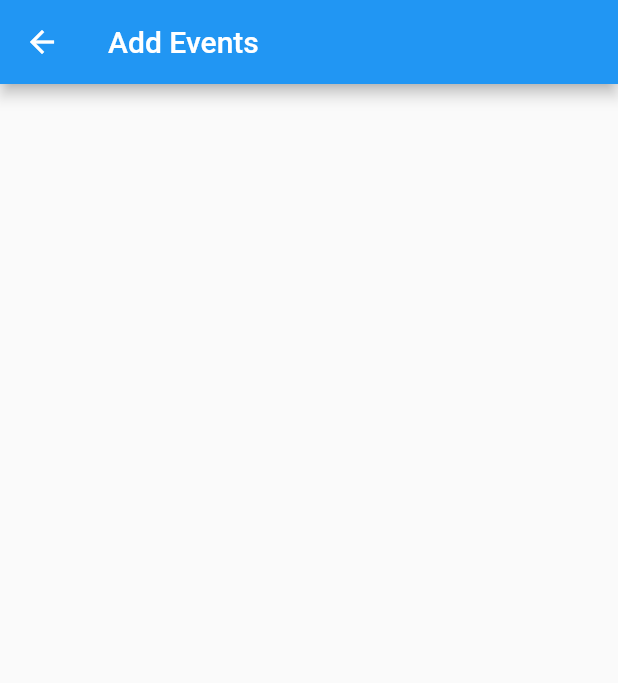
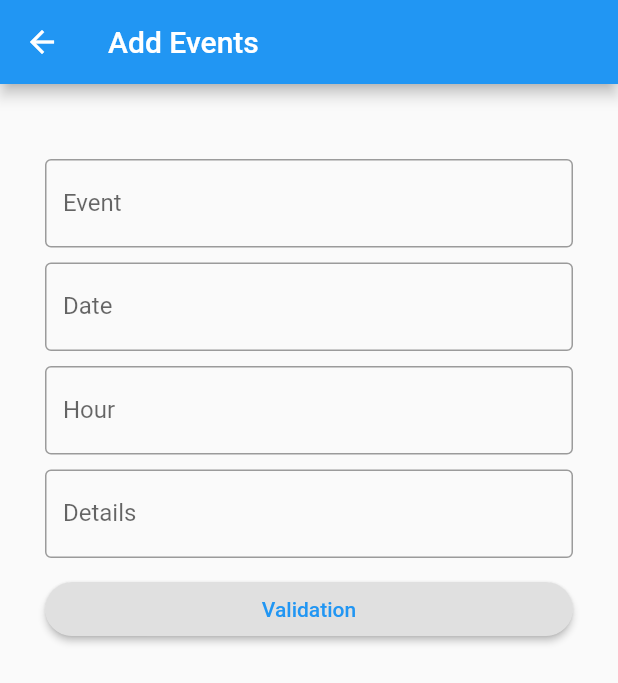
Before and after one commit to Kritor-cyber/MaMuco, a Flutter app: the AddEvents screen opened directly, on a phone screen of 412 x 824 dp. Shown: the top 683 px of the screen. Run offline on Flutter 3.47's test engine with Material 2 defaults, Android fonts, the phone set to English and light mode, and no system bars; our stand-ins replace syncfusion_flutter_calendar; missing offline and left inert: syncfusion_localizations.

Commit message:
Ajout d'un formulaire d'essai pour ajouter des events

```diff
--- a/lib/AddEvents.dart
+++ b/lib/AddEvents.dart
@@ -1,5 +1,4 @@
 import 'utilities.dart';
-
 import 'package:flutter/cupertino.dart';
 import 'package:flutter/material.dart';
 
@@ -10,6 +9,57 @@ class AddEvents extends StatelessWidget {
       appBar: AppBar(
         title: Text(language.getAddEvents()),
       ),
+      body: SingleChildScrollView(
+        child:Container(
+          padding:EdgeInsets.symmetric(vertical:50.0, horizontal: 30.0),
+          child: Form(
+            child:Column(
+              crossAxisAlignment: CrossAxisAlignment.stretch,
+              children: <Widget> [
+                TextFormField(
+                  decoration: InputDecoration(
+                    labelText: language.getNameEvent(),
+                    border: OutlineInputBorder()
+                  ),
+                ),
+                SizedBox(height: 10.0),
+                TextFormField(
+                  decoration: InputDecoration(
+                    labelText: language.getDate(),
+                    border: OutlineInputBorder()
+                  ),
+                ),
+                SizedBox(height: 10.0),
+                TextFormField(
+                  decoration: InputDecoration(
+                      labelText: language.getHour(),
+                      border: OutlineInputBorder()
+                  ),
+                ),
+                SizedBox(height: 10.0),
+                TextFormField(
+                  decoration: InputDecoration(
+                      labelText: language.getDetails(),
+                      border: OutlineInputBorder()
+                  ),
+                ),
+                SizedBox(height: 10.0),
+                RaisedButton(
+                  shape: RoundedRectangleBorder(
+                    borderRadius: BorderRadius.circular(20.0),
+                  ),
+                  onPressed: (){
+                  },
+                  child: Text(language.getValidate(),
+                    style:TextStyle(color: Colors.blue),
+                  ),
+                ),
+
+              ],
+            ),
+          ),
+        ),
+      ),
     );
   }
 }
--- a/lib/internationalization.dart
+++ b/lib/internationalization.dart
@@ -19,6 +19,13 @@ abstract class Internationalization {
 	String getCalendarButtonToolTip();
 	String getSymptomButtonToolTip();
 	String getDrugsButtonToolTip();
+
+	//Add Events
+	String getNameEvent();
+	String getDate();
+	String getHour();
+	String getDetails();
+	String getValidate();
 }
 
 class LanguageFr extends Internationalization {
@@ -97,6 +104,18 @@ class LanguageFr extends Internationalization {
 	String getSymptomButtonToolTip() { return "Accès rapide au calendrier des symptômes"; }
 	@override
 	String getDrugsButtonToolTip() { return "Accès rapide au calendrier des médicaments"; }
+
+	//Add Events
+	@override
+	String getNameEvent() {return "Evenement";}
+	@override
+	String getDate(){ return 'Date';}
+	@override
+	String getHour() { return 'Heure';}
+	@override
+	String getDetails() {return 'Details'; }
+	@override
+	String getValidate() {return 'Validation';}
 }
 
 class LanguageEn extends Internationalization {
@@ -176,4 +195,16 @@ class LanguageEn extends Internationalization {
 	String getSymptomButtonToolTip() { return "Fast access to symptoms' calendar"; }
 	@override
 	String getDrugsButtonToolTip() { return "Fast access to drugs' calendar"; }
+
+	//Add Events
+	@override
+	String getNameEvent() {return "Event";}
+	@override
+	String getDate(){ return 'Date';}
+	@override
+	String getHour() { return 'Hour';}
+	@override
+	String getDetails() {return 'Details'; }
+	@override
+	String getValidate() {return 'Validation';}
 }
```
